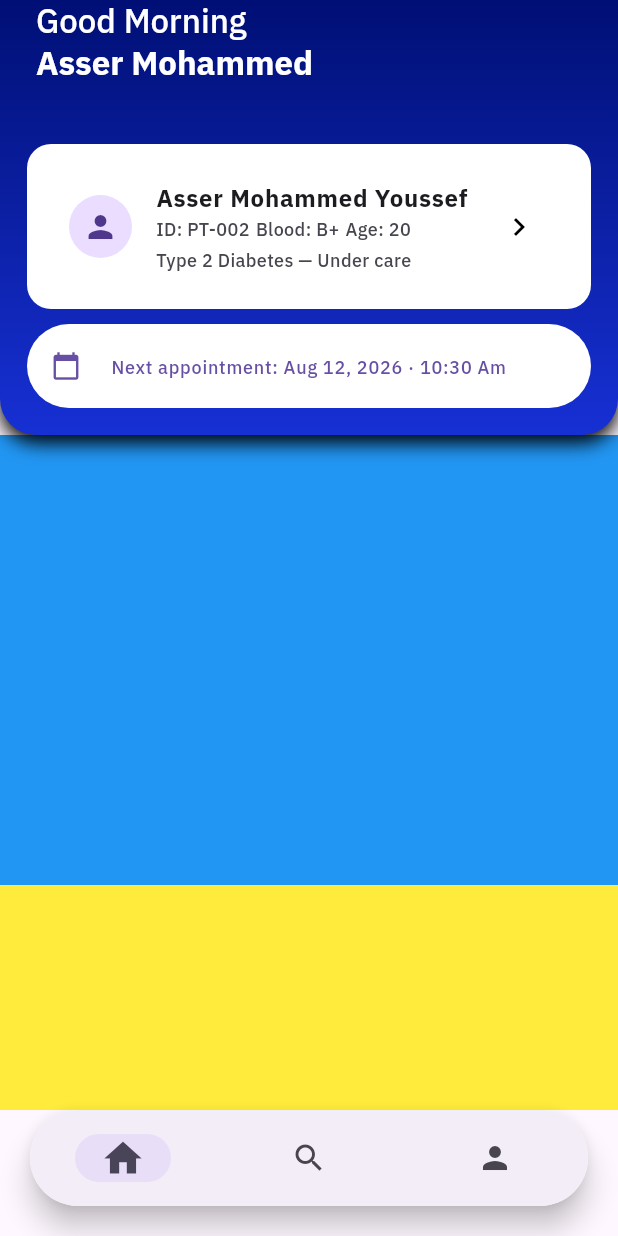
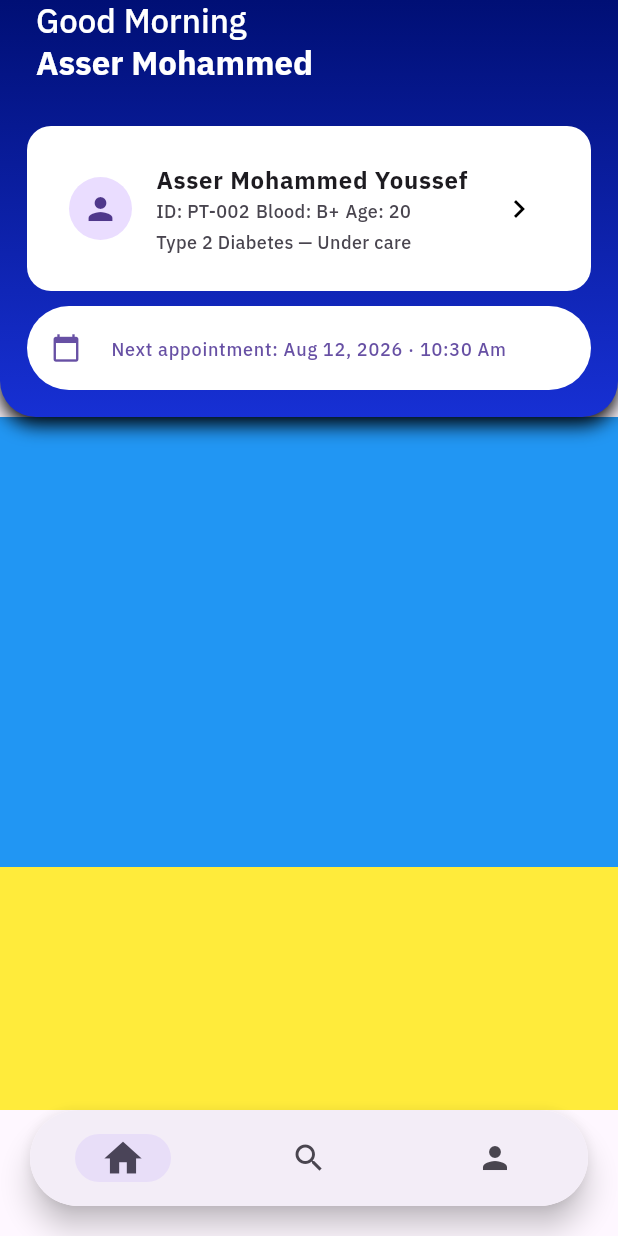
Before and after one commit to techmasterycompany-star/LeoClinic_flutter, a Flutter app: the screen it shows after launch, after a tap on "Asser Mohammed Youssef", on a phone screen of 412 x 824 dp. Run offline on Flutter 3.47's test engine with Material 3 defaults, Android fonts, the phone set to English and light mode, and no system bars; project files that could hold a hidden picture were left out.

Commit message:
Refactor patient info page structure and implement app bar components

```diff
--- a/lib/features/patient/business_logic/pages/patientinfo.dart
+++ /dev/null
@@ -1,200 +0,0 @@
-import 'package:flutter/material.dart';
-
-/*
-The page is not done yet, it is just a placeholder for the patient info page. The page will be implemented in the future.
-
-*/
-
-class PatientInfo extends StatefulWidget {
-  const PatientInfo({super.key});
-
-  @override
-  State<PatientInfo> createState() => _PatientInfoState();
-}
-
-class _PatientInfoState extends State<PatientInfo> {
-  @override
-  Widget build(BuildContext context) {
-    return CustomScrollView(
-      slivers: [
-        // TODO: Add patient info (name - id - blood - greetings)
-        _buildPatientInfo(),
-
-        /*
-
-        This will be Sliverlist builder that will build the following:
-        1. Health overview
-        2. Clinical alerts
-        3. Clinical Notes
-        4. Care Milestones
-        5. Medical history
-
-        */
-        // TODO: Add health overview
-        SliverToBoxAdapter(child: Container(height: 300, color: Colors.blue)),
-
-        // TODO: Add clinical alerts
-        SliverToBoxAdapter(child: Container(height: 200, color: Colors.yellow)),
-
-        // TODO: Add clinical Notes
-        SliverToBoxAdapter(child: Container(height: 200, color: Colors.red)),
-
-        // TODO: Add Care Milestones
-        SliverToBoxAdapter(child: Container(height: 200, color: Colors.blue)),
-
-        // TODO: Add Medical history
-        SliverFillRemaining(child: Container(color: Colors.grey)),
-      ],
-    );
-  }
-}
-
-SliverAppBar _buildPatientInfo() {
-  return SliverAppBar(
-    backgroundColor: Colors.transparent,
-    clipBehavior: Clip.antiAlias,
-    pinned: true,
-    expandedHeight: 290,
-    shadowColor: Colors.black,
-
-    // I want the user greetings to appear when the user scrolls down, and the patient profile card to appear when the user scrolls up
-    title: greetUser(),
-
-    // This is background ui for the Navbar it will be a gradient with a shadow and a rounded bottom border
-    flexibleSpace: Container(
-      decoration: BoxDecoration(
-        gradient: LinearGradient(
-          colors: [Color(0xFF000F75), Color(0xFF1730D4)],
-          begin: Alignment.topCenter,
-          end: Alignment.bottomCenter,
-        ),
-        boxShadow: [
-          BoxShadow(color: Colors.black, blurRadius: 10, offset: Offset(0, 5)),
-        ],
-        borderRadius: BorderRadius.only(
-          bottomLeft: Radius.circular(24),
-          bottomRight: Radius.circular(24),
-        ),
-      ),
-      // I will add the content in here
-      // TODO
-      child: FlexibleSpaceBar(
-        background: Container(
-          margin: EdgeInsets.all(10),
-          padding: const EdgeInsets.all(8.0),
-          child: Column(
-            mainAxisAlignment: MainAxisAlignment.end,
-            children: [
-              _buildPatientProfileCard(),
-              SizedBox(height: 10),
-              _buildAppointmentCard(),
-            ],
-          ),
-        ),
-      ),
-    ),
-  );
-}
-
-Widget greetUser() {
-  return Container(
-    width: double.infinity,
-    padding: const EdgeInsets.all(8),
-    child: Column(
-      crossAxisAlignment: CrossAxisAlignment.start,
-      children: [
-        Text(
-          // TODO: Implement the greeting with time of the day
-          'Good Morning',
-          style: TextStyle(fontWeight: FontWeight.w400, color: Colors.white),
-        ),
-
-        Text(
-          // TODO: Implement the patient name
-          'Asser Mohammed',
-          style: TextStyle(fontWeight: FontWeight.w700, color: Colors.white),
-        ),
-      ],
-    ),
-  );
-}
-
-Widget _buildPatientProfileCard() {
-  return Container(
-    padding: const EdgeInsets.symmetric(horizontal: 12, vertical: 16),
-    decoration: BoxDecoration(
-      color: Colors.white,
-      borderRadius: BorderRadius.all(Radius.circular(16)),
-    ),
-
-    child: ListTile(
-      leading: const CircleAvatar(radius: 21, child: Icon(Icons.person)),
-      title: Text(
-        // TODO: Implement the patient name
-        'Asser Mohammed Youssef',
-        style: TextStyle(fontWeight: FontWeight.w700),
-      ),
-      subtitle: Column(
-        crossAxisAlignment: CrossAxisAlignment.start,
-        children: [
-          Row(
-            children: [
-              Text(
-                // TODO: Implement the real ID
-                'ID: PT-002',
-                style: TextStyle(fontWeight: FontWeight.w400, fontSize: 12),
-              ),
-              SizedBox(width: 4),
-              Text(
-                // TODO: implement Blood type
-                'Blood: B+',
-                style: TextStyle(fontWeight: FontWeight.w400, fontSize: 12),
-              ),
-              SizedBox(width: 4),
-              Text(
-                // TODO: implement Age
-                'Age: 20',
-                style: TextStyle(fontWeight: FontWeight.w400, fontSize: 12),
-              ),
-            ],
-          ),
-          SizedBox(height: 4),
-          Text(
-            // TODO: Implement the status
-            'Type 2 Diabetes — Under care',
-            style: TextStyle(fontWeight: FontWeight.w400, fontSize: 12),
-          ),
-        ],
-      ),
-      // The trailing didn't work with me, if you can make it
-      trailing: const Icon(
-        Icons.keyboard_arrow_right,
-        size: 24,
-        color: Colors.black,
-      ),
-
-      onTap: () {},
-    ),
-  );
-}
-
-Widget _buildAppointmentCard() {
-  return Container(
-    decoration: BoxDecoration(
-      color: Colors.white,
-      borderRadius: BorderRadius.circular(30), // Pill-shaped rounded corners
-    ),
-    child: ListTile(
-      selected: true,
-      tileColor: Colors.white,
-      shape: RoundedRectangleBorder(borderRadius: BorderRadius.circular(16)),
-      leading: const Icon(Icons.calendar_today, size: 20),
-      title: const Text(
-        // TODO: Impelement the next appointment
-        'Next appointment: Aug 12, 2026 · 10:30 Am',
-        style: TextStyle(fontWeight: FontWeight.w400, fontSize: 12),
-      ),
-      onTap: () {},
-    ),
-  );
-}
--- /dev/null
+++ b/lib/features/patient/presentation/pages/patient_info_page.dart
@@ -0,0 +1,51 @@
+import 'package:flutter/material.dart';
+import 'package:leoclinic_flutter/features/patient/presentation/widgets/patient_info_app_bar.dart';
+
+/*
+The page is not done yet, it is just a placeholder for the patient info page. The page will be implemented in the future.
+
+*/
+
+class PatientInfoPage extends StatefulWidget {
+  const PatientInfoPage({super.key});
+
+  @override
+  State<PatientInfoPage> createState() => _PatientInfoPageState();
+}
+
+class _PatientInfoPageState extends State<PatientInfoPage> {
+  @override
+  Widget build(BuildContext context) {
+    return CustomScrollView(
+      slivers: [
+        // TODO: Add patient info (name - id - blood - greetings)
+        buildPatientInfoAppBar(),
+
+        /*
+
+        This will be Sliverlist builder that will build the following:
+        1. Health overview
+        2. Clinical alerts
+        3. Clinical Notes
+        4. Care Milestones
+        5. Medical history
+
+        */
+        // TODO: Add health overview
+        SliverToBoxAdapter(child: Container(height: 300, color: Colors.blue)),
+
+        // TODO: Add clinical alerts
+        SliverToBoxAdapter(child: Container(height: 200, color: Colors.yellow)),
+
+        // TODO: Add clinical Notes
+        SliverToBoxAdapter(child: Container(height: 200, color: Colors.red)),
+
+        // TODO: Add Care Milestones
+        SliverToBoxAdapter(child: Container(height: 200, color: Colors.blue)),
+
+        // TODO: Add Medical history
+        SliverFillRemaining(child: Container(color: Colors.grey)),
+      ],
+    );
+  }
+}
--- /dev/null
+++ b/lib/features/patient/presentation/widgets/next_appointment_card.dart
@@ -0,0 +1,22 @@
+import 'package:flutter/material.dart';
+
+Widget buildAppointmentCard() {
+  return Container(
+    decoration: BoxDecoration(
+      color: Colors.white,
+      borderRadius: BorderRadius.circular(30), // Pill-shaped rounded corners
+    ),
+    child: ListTile(
+      selected: true,
+      tileColor: Colors.white,
+      shape: RoundedRectangleBorder(borderRadius: BorderRadius.circular(16)),
+      leading: const Icon(Icons.calendar_today, size: 20),
+      title: const Text(
+        // TODO: Impelement the next appointment
+        'Next appointment: Aug 12, 2026 · 10:30 Am',
+        style: TextStyle(fontWeight: FontWeight.w400, fontSize: 12),
+      ),
+      onTap: () {},
+    ),
+  );
+}
--- /dev/null
+++ b/lib/features/patient/presentation/widgets/patient_greeting.dart
@@ -0,0 +1,24 @@
+import 'package:flutter/material.dart';
+
+Widget greetUser() {
+  return Container(
+    width: double.infinity,
+    padding: const EdgeInsets.only(left: 8),
+    child: Column(
+      crossAxisAlignment: CrossAxisAlignment.start,
+      children: [
+        Text(
+          // TODO: Implement the greeting with time of the day
+          'Good Morning',
+          style: TextStyle(fontWeight: FontWeight.w400, color: Colors.white),
+        ),
+
+        Text(
+          // TODO: Implement the patient name
+          'Asser Mohammed',
+          style: TextStyle(fontWeight: FontWeight.w700, color: Colors.white),
+        ),
+      ],
+    ),
+  );
+}
--- /dev/null
+++ b/lib/features/patient/presentation/widgets/patient_info_app_bar.dart
@@ -0,0 +1,50 @@
+import 'package:flutter/material.dart';
+import 'package:leoclinic_flutter/features/patient/presentation/widgets/next_appointment_card.dart';
+import 'package:leoclinic_flutter/features/patient/presentation/widgets/patient_greeting.dart';
+import 'package:leoclinic_flutter/features/patient/presentation/widgets/patient_profile_card.dart';
+
+SliverAppBar buildPatientInfoAppBar() {
+  return SliverAppBar(
+    backgroundColor: Colors.transparent,
+    clipBehavior: Clip.antiAlias,
+    pinned: true,
+    expandedHeight: 278,
+    shadowColor: Colors.black,
+
+    // I want the user greetings to appear when the user scrolls down, and the patient profile card to appear when the user scrolls up
+    title: greetUser(),
+
+    // This is background ui for the Navbar it will be a gradient with a shadow and a rounded bottom border
+    flexibleSpace: Container(
+      decoration: BoxDecoration(
+        gradient: LinearGradient(
+          colors: [Color(0xFF000F75), Color(0xFF1730D4)],
+          begin: Alignment.topCenter,
+          end: Alignment.bottomCenter,
+        ),
+        boxShadow: [
+          BoxShadow(color: Colors.black, blurRadius: 10, offset: Offset(0, 5)),
+        ],
+        borderRadius: BorderRadius.only(
+          bottomLeft: Radius.circular(24),
+          bottomRight: Radius.circular(24),
+        ),
+      ),
+      // TODO:  I will add the content in here
+      child: FlexibleSpaceBar(
+        background: Container(
+          margin: EdgeInsets.all(10),
+          padding: const EdgeInsets.all(8.0),
+          child: Column(
+            mainAxisAlignment: MainAxisAlignment.end,
+            children: [
+              buildPatientProfileCard(),
+              SizedBox(height: 10),
+              buildAppointmentCard(),
+            ],
+          ),
+        ),
+      ),
+    ),
+  );
+}
--- /dev/null
+++ b/lib/features/patient/presentation/widgets/patient_profile_card.dart
@@ -0,0 +1,60 @@
+import 'package:flutter/material.dart';
+
+Widget buildPatientProfileCard() {
+  return Container(
+    padding: const EdgeInsets.symmetric(horizontal: 12, vertical: 16),
+    decoration: BoxDecoration(
+      color: Colors.white,
+      borderRadius: BorderRadius.all(Radius.circular(16)),
+    ),
+
+    child: ListTile(
+      leading: const CircleAvatar(radius: 21, child: Icon(Icons.person)),
+      title: Text(
+        // TODO: Implement the patient name
+        'Asser Mohammed Youssef',
+        style: TextStyle(fontWeight: FontWeight.w700),
+      ),
+      subtitle: Column(
+        crossAxisAlignment: CrossAxisAlignment.start,
+        children: [
+          Row(
+            children: [
+              Text(
+                // TODO: Implement the real ID
+                'ID: PT-002',
+                style: TextStyle(fontWeight: FontWeight.w400, fontSize: 12),
+              ),
+              SizedBox(width: 4),
+              Text(
+                // TODO: implement Blood type
+                'Blood: B+',
+                style: TextStyle(fontWeight: FontWeight.w400, fontSize: 12),
+              ),
+              SizedBox(width: 4),
+              Text(
+                // TODO: implement Age
+                'Age: 20',
+                style: TextStyle(fontWeight: FontWeight.w400, fontSize: 12),
+              ),
+            ],
+          ),
+          SizedBox(height: 4),
+          Text(
+            // TODO: Implement the status
+            'Type 2 Diabetes — Under care',
+            style: TextStyle(fontWeight: FontWeight.w400, fontSize: 12),
+          ),
+        ],
+      ),
+      // The trailing didn't work with me, if you can make it
+      trailing: const Icon(
+        Icons.keyboard_arrow_right,
+        size: 24,
+        color: Colors.black,
+      ),
+
+      onTap: () {},
+    ),
+  );
+}
--- a/lib/main.dart
+++ b/lib/main.dart
@@ -1,6 +1,6 @@
 import 'package:flutter/material.dart';
 import 'package:leoclinic_flutter/core/utils/navbar.dart';
-import 'package:leoclinic_flutter/features/patient/business_logic/pages/patientinfo.dart';
+import 'package:leoclinic_flutter/features/patient/presentation/pages/patient_info_page.dart';
 
 void main() {
   runApp(const HomePage());
@@ -12,12 +12,12 @@ class HomePage extends StatelessWidget {
   @override
   Widget build(BuildContext context) {
     return MaterialApp(
-      theme: ThemeData(
-        fontFamily: 'IBMPlexSans',
-        useMaterial3: true,
+      theme: ThemeData(fontFamily: 'IBMPlexSans', useMaterial3: true),
+      debugShowCheckedModeBanner: false,
+      home: Scaffold(
+        body: PatientInfoPage(),
+        bottomNavigationBar: PatientNavBar(),
       ),
-      debugShowCheckedModeBanner: false,
-      home: Scaffold(body: PatientInfo(), bottomNavigationBar: PatientNavBar()),
     );
   }
 }
```
